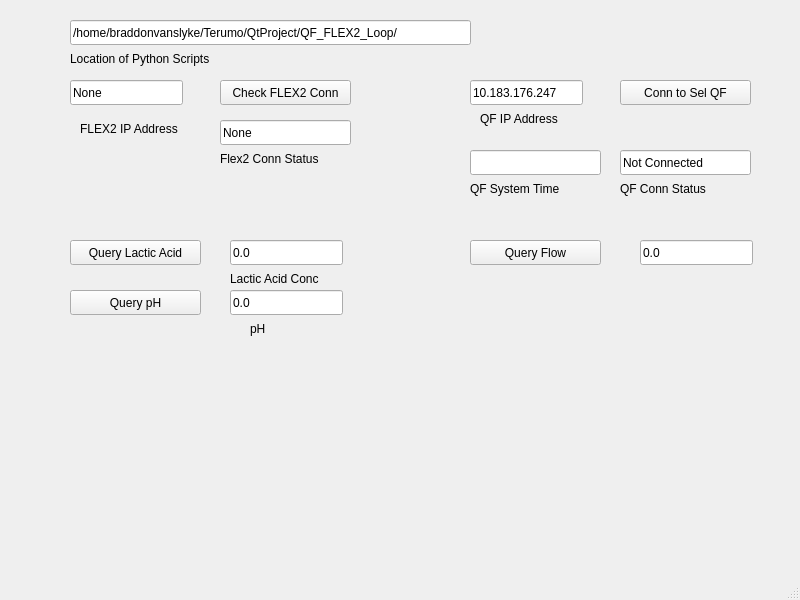
The window that mainwindow.ui (bvanusb2/Ready-QF-FLEX2-Loop) describes before a commit, drawn with Qt 5.
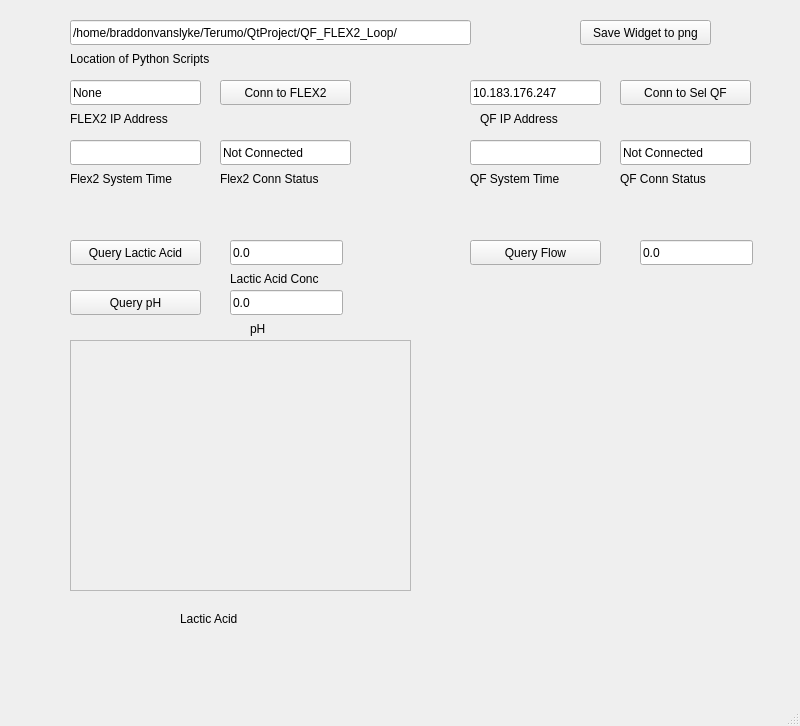
The same window after the commit. Custom widgets are drawn as their Qt base class.

```diff
--- a/mainwindow.ui
+++ b/mainwindow.ui
@@ -7,7 +7,7 @@
     <x>0</x>
     <y>0</y>
     <width>800</width>
-    <height>600</height>
+    <height>726</height>
    </rect>
   </property>
   <property name="windowTitle">
@@ -96,20 +96,20 @@
     <property name="geometry">
      <rect>
       <x>220</x>
-      <y>120</y>
+      <y>140</y>
       <width>131</width>
       <height>25</height>
      </rect>
     </property>
     <property name="text">
-     <string>None</string>
+     <string>Not Connected</string>
     </property>
    </widget>
    <widget class="QLabel" name="label_3">
     <property name="geometry">
      <rect>
       <x>220</x>
-      <y>150</y>
+      <y>170</y>
       <width>101</width>
       <height>17</height>
      </rect>
@@ -128,14 +128,14 @@
      </rect>
     </property>
     <property name="text">
-     <string>Check FLEX2 Conn</string>
+     <string>Conn to FLEX2</string>
     </property>
    </widget>
    <widget class="QLabel" name="label_4">
     <property name="geometry">
      <rect>
       <x>620</x>
-      <y>180</y>
+      <y>170</y>
       <width>101</width>
       <height>17</height>
      </rect>
@@ -148,7 +148,7 @@
     <property name="geometry">
      <rect>
       <x>620</x>
-      <y>150</y>
+      <y>140</y>
       <width>131</width>
       <height>25</height>
      </rect>
@@ -162,7 +162,7 @@
      <rect>
       <x>470</x>
       <y>80</y>
-      <width>113</width>
+      <width>131</width>
       <height>25</height>
      </rect>
     </property>
@@ -188,7 +188,7 @@
      <rect>
       <x>70</x>
       <y>80</y>
-      <width>113</width>
+      <width>131</width>
       <height>25</height>
      </rect>
     </property>
@@ -199,8 +199,8 @@
    <widget class="QLabel" name="label_6">
     <property name="geometry">
      <rect>
-      <x>80</x>
-      <y>120</y>
+      <x>70</x>
+      <y>110</y>
       <width>101</width>
       <height>17</height>
      </rect>
@@ -278,7 +278,7 @@
     <property name="geometry">
      <rect>
       <x>470</x>
-      <y>150</y>
+      <y>140</y>
       <width>131</width>
       <height>25</height>
      </rect>
@@ -291,7 +291,7 @@
     <property name="geometry">
      <rect>
       <x>470</x>
-      <y>180</y>
+      <y>170</y>
       <width>101</width>
       <height>17</height>
      </rect>
@@ -300,6 +300,84 @@
      <string>QF System Time</string>
     </property>
    </widget>
+   <widget class="QLineEdit" name="lineEditFlex2SystemTime">
+    <property name="geometry">
+     <rect>
+      <x>70</x>
+      <y>140</y>
+      <width>131</width>
+      <height>25</height>
+     </rect>
+    </property>
+    <property name="text">
+     <string/>
+    </property>
+   </widget>
+   <widget class="QLabel" name="label_9">
+    <property name="geometry">
+     <rect>
+      <x>70</x>
+      <y>170</y>
+      <width>121</width>
+      <height>17</height>
+     </rect>
+    </property>
+    <property name="text">
+     <string>Flex2 System Time</string>
+    </property>
+   </widget>
+   <widget class="QPushButton" name="pushButtonSaveWidgetAsImage">
+    <property name="geometry">
+     <rect>
+      <x>580</x>
+      <y>20</y>
+      <width>131</width>
+      <height>25</height>
+     </rect>
+    </property>
+    <property name="text">
+     <string>Save Widget to png</string>
+    </property>
+   </widget>
+   <widget class="QFrame" name="frame">
+    <property name="geometry">
+     <rect>
+      <x>70</x>
+      <y>340</y>
+      <width>341</width>
+      <height>251</height>
+     </rect>
+    </property>
+    <property name="frameShape">
+     <enum>QFrame::StyledPanel</enum>
+    </property>
+    <property name="frameShadow">
+     <enum>QFrame::Raised</enum>
+    </property>
+    <widget class="QCustomPlot" name="widgetPlotLacticAcid" native="true">
+     <property name="geometry">
+      <rect>
+       <x>10</x>
+       <y>10</y>
+       <width>321</width>
+       <height>231</height>
+      </rect>
+     </property>
+    </widget>
+   </widget>
+   <widget class="QLabel" name="label_10">
+    <property name="geometry">
+     <rect>
+      <x>180</x>
+      <y>610</y>
+      <width>81</width>
+      <height>17</height>
+     </rect>
+    </property>
+    <property name="text">
+     <string>Lactic Acid</string>
+    </property>
+   </widget>
   </widget>
   <widget class="QMenuBar" name="menubar">
    <property name="geometry">
@@ -313,6 +391,14 @@
   </widget>
   <widget class="QStatusBar" name="statusbar"/>
  </widget>
+ <customwidgets>
+  <customwidget>
+   <class>QCustomPlot</class>
+   <extends>QWidget</extends>
+   <header>qcustomplot.h</header>
+   <container>1</container>
+  </customwidget>
+ </customwidgets>
  <resources/>
  <connections/>
 </ui>
```
Left out of the diff: 2 changed lines with no effect on the pictures.
